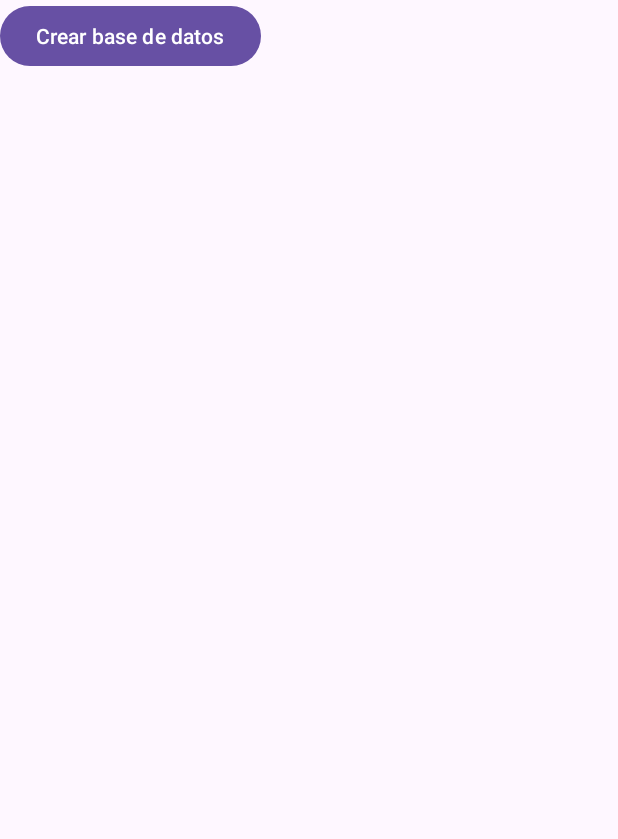
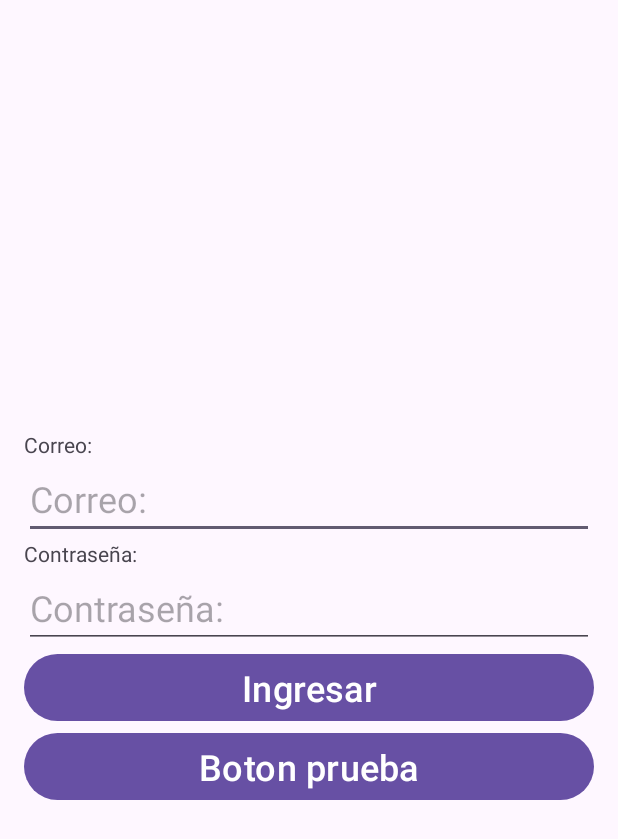
Before and after one commit to jAbensur/MyRentApp, an Android app: the screen it shows after launch (LoginActivity), on a phone screen of 412 x 824 dp. Shown: the top 839 px of the screen. Run offline under Robolectric (Android 15) with nearby library versions, the phone set to English and light mode, and no system bars.

Commit message:
Created interface login

```diff
--- a/app/src/main/java/com/myapplication/LoginActivity.java
+++ b/app/src/main/java/com/myapplication/LoginActivity.java
@@ -4,6 +4,7 @@ import android.database.sqlite.SQLiteDatabase;
 import android.os.Bundle;
 import android.view.View;
 import android.widget.Button;
+import android.widget.EditText;
 import android.widget.Toast;
 
 import androidx.activity.EdgeToEdge;
@@ -17,7 +18,8 @@ import com.myapplication.viewModel.TenantViewModel;
 import com.myapplication.viewModel.UserViewModel;
 
 public class LoginActivity extends AppCompatActivity {
-    Button button;
+    Button button, btnLogin;
+    private EditText txtEmailLogin, txtPasswordLogin;
 
     @Override
     protected void onCreate(Bundle savedInstanceState) {
@@ -25,12 +27,27 @@ public class LoginActivity extends AppCompatActivity {
         setContentView(R.layout.activity_login);
 
         button= findViewById(R.id.button);
+        btnLogin= findViewById(R.id.btnLogin);
+
+        txtEmailLogin = findViewById(R.id.txtEmail_Login);
+        txtPasswordLogin = findViewById(R.id.txtPassword_Login);
+
+        btnLogin.setOnClickListener(new View.OnClickListener() {
+            @Override
+            public void onClick(View v) {
+                String email = txtEmailLogin.getText().toString();
+                String password = txtPasswordLogin.getText().toString();
+
+                String message = "Email: " + email + "\nPassword: " + password;
+                showToast(message);
+            }
+        });
 
         button.setOnClickListener(new View.OnClickListener() {
             @Override
             public void onClick(View v) {
-//                insertDefaultUser("Prueba", "Prueba", "Prueba", "admin123", "rusel@gmail.com"); // linea para probar la insersion
-                showAllUsers();
+//                insertDefaultUser("Prueba", "Prueba", "Prueba", "admin123", "rusel@gmail.com"); // linea para probar insersion
+//                showAllUsers(); // linea para ver todos los usuarios
             }
         });
     }
--- a/app/src/main/res/layout/activity_login.xml
+++ b/app/src/main/res/layout/activity_login.xml
@@ -1,17 +1,74 @@
 <?xml version="1.0" encoding="utf-8"?>
-<androidx.constraintlayout.widget.ConstraintLayout xmlns:android="http://schemas.android.com/apk/res/android"
+<LinearLayout xmlns:android="http://schemas.android.com/apk/res/android"
     xmlns:app="http://schemas.android.com/apk/res-auto"
     xmlns:tools="http://schemas.android.com/tools"
     android:id="@+id/main"
     android:layout_width="match_parent"
     android:layout_height="match_parent"
+    android:orientation="vertical"
     tools:context=".LoginActivity">
 
-    <Button
-        android:id="@+id/button"
-        android:layout_width="wrap_content"
+    <!-- Espacio vacío arriba -->
+    <View
+        android:layout_width="match_parent"
+        android:layout_height="0dp"
+        android:layout_weight="1" />
+
+    <!-- Contenedor centrado -->
+    <LinearLayout
+        android:layout_width="match_parent"
         android:layout_height="wrap_content"
-        android:text="Crear base de datos"
-        tools:layout_editor_absoluteX="170dp"
-        tools:layout_editor_absoluteY="342dp" />
-</androidx.constraintlayout.widget.ConstraintLayout>
+        android:orientation="vertical"
+        android:layout_marginHorizontal="16dp">
+
+        <TextView
+            android:id="@+id/Email_Login"
+            android:layout_width="match_parent"
+            android:layout_height="wrap_content"
+            android:text="@string/hint_Email_Login" />
+
+        <EditText
+            android:id="@+id/txtEmail_Login"
+            android:layout_width="match_parent"
+            android:layout_height="wrap_content"
+            android:ems="10"
+            android:hint="@string/hint_Email_Login"
+            android:inputType="textEmailAddress"
+            android:textSize="24sp" />
+
+        <TextView
+            android:id="@+id/Password_Login"
+            android:layout_width="match_parent"
+            android:layout_height="wrap_content"
+            android:text="@string/hint_Password_Login" />
+
+        <EditText
+            android:id="@+id/txtPassword_Login"
+            android:layout_width="match_parent"
+            android:layout_height="wrap_content"
+            android:ems="10"
+            android:hint="@string/hint_Password_Login"
+            android:inputType="textPassword"
+            android:textSize="24sp" />
+
+        <Button
+            android:id="@+id/btnLogin"
+            android:layout_width="match_parent"
+            android:layout_height="wrap_content"
+            android:text="@string/btn_Ingresar_Login"
+            android:textSize="24sp" />
+
+        <Button
+            android:id="@+id/button"
+            android:layout_width="match_parent"
+            android:layout_height="wrap_content"
+            android:text="Boton prueba"
+            android:textSize="24sp" />
+    </LinearLayout>
+
+    <!-- Espacio vacío abajo -->
+    <View
+        android:layout_width="match_parent"
+        android:layout_height="0dp"
+        android:layout_weight="1" />
+</LinearLayout>
--- a/app/src/main/res/values/strings.xml
+++ b/app/src/main/res/values/strings.xml
@@ -9,6 +9,10 @@
     <string name="hint_TnStatus">Estado:</string>
     <string name="hint_TnType">Tipo:</string>
     <string name="hint_TnGender">Género:</string>
+
+    <string name="hint_Password_Login">Contraseña:</string>
+    <string name="hint_Email_Login">Correo:</string>
+    <string name="btn_Ingresar_Login">Ingresar</string>
 
     <string name="text_title">Gestión de Inquilinos</string>
 
```
